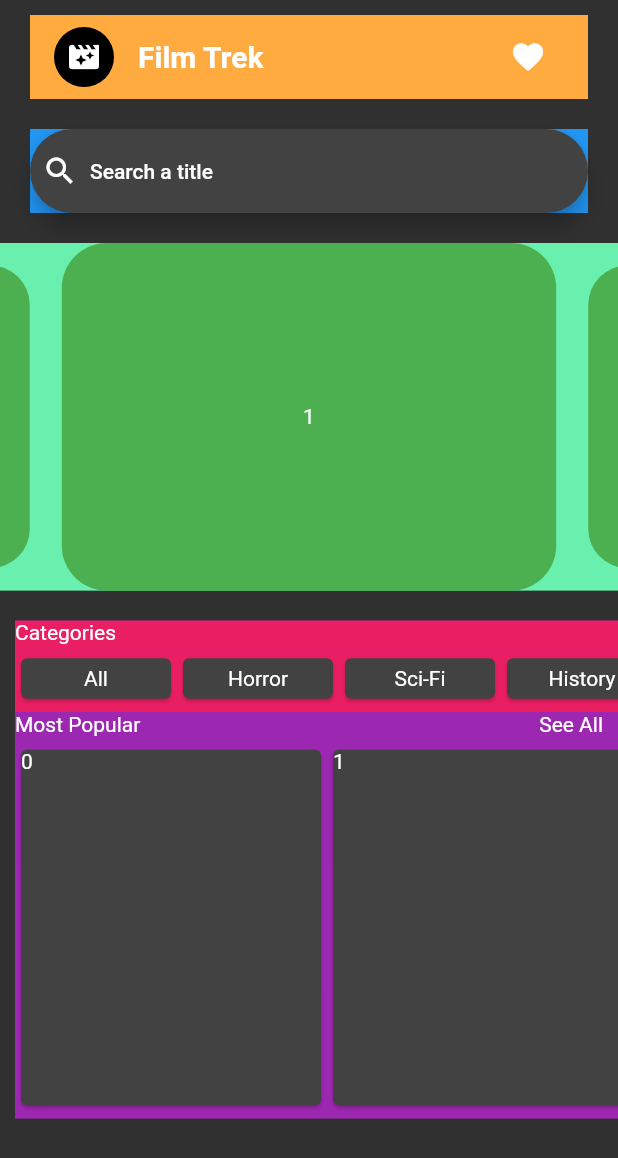
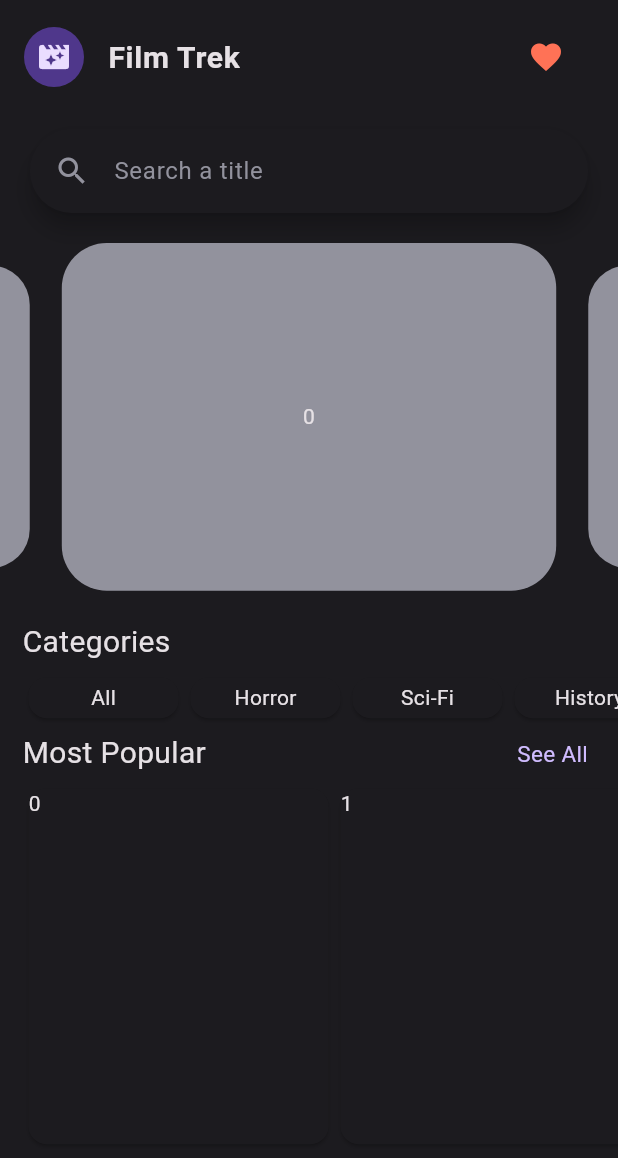
Before and after one commit to scancetin/film_trek, a Flutter app: the screen it shows after launch, on a phone screen of 412 x 824 dp. Shown: the top 1158 px of the screen. Run offline on Flutter 3.47's test engine with Material 2 defaults, Android fonts, the phone set to English and light mode, and no system bars; drawn by our look-alikes of carousel_slider.

Commit message:
constants and themes added to project

```diff
--- /dev/null
+++ b/lib/constants.dart
@@ -0,0 +1,14 @@
+import 'dart:ui';
+
+class AppColors {
+  // static const Color backgroundColor = Color(0xFF1F1D2B);
+  // static const Color textColor = Color(0xFFFFFFFF);
+
+  // static const Color searchBarColor = Color(0xFF252836);
+  static const Color clickableTextColor = Color(0xFF12CDD9);
+
+  static const Color hintColor = Color(0xFF92929D);
+
+  static const Color starColor = Color(0xFFFF9700);
+  static const Color favoriteColor = Color(0xFFFF7256);
+}
--- a/lib/main.dart
+++ b/lib/main.dart
@@ -2,6 +2,8 @@
 
 import 'package:film_trek/views/home/home.dart';
 import 'package:flutter/material.dart';
+
+import 'themes.dart';
 
 void main() => runApp(const MyApp());
 
@@ -12,7 +14,7 @@ class MyApp extends StatelessWidget {
   Widget build(BuildContext context) {
     return MaterialApp(
       debugShowCheckedModeBanner: false,
-      theme: ThemeData.dark(),
+      theme: ThemeData(useMaterial3: true, colorScheme: darkColorScheme),
       title: 'Material App',
       home: Home(),
     );
--- /dev/null
+++ b/lib/themes.dart
@@ -0,0 +1,35 @@
+import 'package:flutter/material.dart';
+
+const darkColorScheme = ColorScheme(
+  brightness: Brightness.dark,
+  primary: Color(0xFFD0BCFF),
+  onPrimary: Color(0xFF381E72),
+  primaryContainer: Color(0xFF4F378B),
+  onPrimaryContainer: Color(0xFFEADDFF),
+  secondary: Color(0xFFCCC2DC),
+  onSecondary: Color(0xFF332D41),
+  secondaryContainer: Color(0xFF4A4458),
+  onSecondaryContainer: Color(0xFFE8DEF8),
+  tertiary: Color(0xFFEFB8C8),
+  onTertiary: Color(0xFF492532),
+  tertiaryContainer: Color(0xFF633B48),
+  onTertiaryContainer: Color(0xFFFFD8E4),
+  error: Color(0xFFF2B8B5),
+  onError: Color(0xFF601410),
+  errorContainer: Color(0xFF8C1D18),
+  onErrorContainer: Color(0xFFF9DEDC),
+  outline: Color(0xFF938F99),
+  background: Color(0xFF1C1B1F),
+  onBackground: Color(0xFFE6E1E5),
+  surface: Color(0xFF1C1B1F),
+  onSurface: Color(0xFFE6E1E5),
+  surfaceVariant: Color(0xFF49454F),
+  onSurfaceVariant: Color(0xFFCAC4D0),
+  inverseSurface: Color(0xFFE6E1E5),
+  onInverseSurface: Color(0xFF313033),
+  inversePrimary: Color(0xFF6750A4),
+  shadow: Color(0xFF000000),
+  surfaceTint: Color(0xFFD0BCFF),
+  outlineVariant: Color(0xFF49454F),
+  scrim: Color(0xFF000000),
+);
--- a/lib/views/home/custom_carousel.dart
+++ b/lib/views/home/custom_carousel.dart
@@ -1,6 +1,7 @@
 // ignore_for_file: avoid_unnecessary_containers, prefer_const_constructors
 
 import 'package:carousel_slider/carousel_slider.dart';
+import 'package:film_trek/constants.dart';
 import 'package:flutter/material.dart';
 
 class CustomCarousel extends StatelessWidget {
@@ -10,20 +11,18 @@ class CustomCarousel extends StatelessWidget {
   Widget build(BuildContext context) {
     return Padding(
       padding: const EdgeInsets.symmetric(vertical: 10),
-      child: Container(
-        color: Colors.greenAccent,
       child: CarouselSlider.builder(
-            options: CarouselOptions(initialPage: 1, enlargeCenterPage: true),
+          options: CarouselOptions(enlargeCenterPage: true),
           itemCount: 3,
           itemBuilder: (context, index, realIndex) {
             return Container(
               decoration: BoxDecoration(
                 borderRadius: BorderRadius.circular(30),
-                    color: Colors.green),
+                color: AppColors.hintColor,
+              ),
               child: Center(child: Text(index.toString())),
             );
           }),
-      ),
     );
   }
 }
--- a/lib/views/home/custom_search_bar.dart
+++ b/lib/views/home/custom_search_bar.dart
@@ -1,5 +1,6 @@
 // ignore_for_file: prefer_const_constructors
 
+import 'package:film_trek/constants.dart';
 import 'package:flutter/material.dart';
 
 class CustomSearchBar extends StatelessWidget {
@@ -9,12 +10,16 @@ class CustomSearchBar extends StatelessWidget {
   Widget build(BuildContext context) {
     return Padding(
       padding: EdgeInsets.symmetric(horizontal: 20, vertical: 10),
-      child: Container(
-        color: Colors.blue,
-        child: SearchBar(
-          leading: Icon(Icons.search),
-          hintText: "Search a title",
+      child: SearchBar(
+        padding: MaterialStateProperty.all<EdgeInsetsGeometry>(
+            EdgeInsets.only(left: 16)),
+        leading: Icon(
+          Icons.search,
+          color: AppColors.hintColor,
         ),
+        hintText: "Search a title",
+        hintStyle: MaterialStateProperty.all<TextStyle>(
+            TextStyle(color: AppColors.hintColor)),
       ),
     );
   }
--- a/lib/views/home/home.dart
+++ b/lib/views/home/home.dart
@@ -1,10 +1,10 @@
 // ignore_for_file: prefer_const_constructors, prefer_const_literals_to_create_immutables
 
+import 'package:film_trek/constants.dart';
 import 'package:film_trek/views/home/custom_carousel.dart';
 import 'package:film_trek/views/home/custom_search_bar.dart';
 import 'package:film_trek/views/home/home_app_bar.dart';
 import 'package:film_trek/views/home/movies_section.dart';
-import 'package:flutter/gestures.dart';
 import 'package:flutter/material.dart';
 
 class Home extends StatelessWidget {
@@ -16,20 +16,12 @@ class Home extends StatelessWidget {
       body: SafeArea(
         bottom: false,
         child: SingleChildScrollView(
-          dragStartBehavior: DragStartBehavior.down,
           child: Column(
-            mainAxisAlignment: MainAxisAlignment.start,
             children: [
-              //1
               HomeAppBar(),
-              //1
               CustomSearchBar(),
-              //4
               CustomCarousel(),
-              //2
               MoviesSection(),
-              //7
-              // Expanded(flex: 5, child: Container(color: Colors.purpleAccent)),
             ],
           ),
         ),
--- a/lib/views/home/home_app_bar.dart
+++ b/lib/views/home/home_app_bar.dart
@@ -1,25 +1,27 @@
 // ignore_for_file: prefer_const_constructors
 
+import 'package:film_trek/constants.dart';
 import 'package:flutter/material.dart';
 
 class HomeAppBar extends StatelessWidget {
-  const HomeAppBar({
-    super.key,
-  });
+  const HomeAppBar({super.key});
 
   @override
   Widget build(BuildContext context) {
     return Padding(
-      padding: EdgeInsets.symmetric(horizontal: 20, vertical: 10),
-      child: Container(
-        color: Colors.orangeAccent,
-        child: ListTile(
-          leading: CircleAvatar(child: Icon(Icons.movie_filter)),
-          title: Text(
-            "Film Trek",
-            style: TextStyle(fontWeight: FontWeight.bold, fontSize: 20),
+      padding: EdgeInsets.symmetric(vertical: 10),
+      child: ListTile(
+        leading: CircleAvatar(child: Icon(Icons.movie_filter)),
+        title: Text(
+          "Film Trek",
+          style: TextStyle(fontWeight: FontWeight.bold, fontSize: 20),
+        ),
+        trailing: IconButton(
+          onPressed: () {},
+          icon: Icon(
+            Icons.favorite,
+            color: AppColors.favoriteColor,
           ),
-          trailing: IconButton(onPressed: () {}, icon: Icon(Icons.favorite)),
         ),
       ),
     );
--- a/lib/views/home/movies_section.dart
+++ b/lib/views/home/movies_section.dart
@@ -1,5 +1,7 @@
-// ignore_for_file: prefer_const_constructors, avoid_unnecessary_containers, sized_box_for_whitespace
+// ignore_for_file: prefer_const_constructors, avoid_unnecessary_containers, sized_box_for_whitespace, prefer_const_literals_to_create_immutables
 
+import 'package:film_trek/constants.dart';
+import 'package:film_trek/themes.dart';
 import 'package:flutter/material.dart';
 
 class MoviesSection extends StatelessWidget {
@@ -21,42 +23,55 @@ class MoviesSection extends StatelessWidget {
     ];
 
     return Padding(
-      padding: const EdgeInsets.only(left: 10, top: 10),
-      child: Container(
-        color: Colors.purple,
+      padding: const EdgeInsets.only(left: 15, top: 10),
       child: Column(
         mainAxisAlignment: MainAxisAlignment.start,
         children: [
           Container(
               padding: EdgeInsets.only(bottom: 5),
               alignment: Alignment.centerLeft,
-                color: Colors.pink,
-                child: Text("Categories")),
+              child: Text(
+                "Categories",
+                style: TextStyle(fontSize: 20),
+              )),
           Container(
             padding: EdgeInsets.only(bottom: 5),
             height: 40,
-              color: Colors.pink,
             child: ListView.builder(
               scrollDirection: Axis.horizontal,
-                itemCount: 10,
+              itemCount: mockCategories.length,
               itemBuilder: (context, index) {
-                  return Card(
+                return GestureDetector(
+                  onTap: () {},
+                  child: Card(
+                    // color: darkColorScheme.inversePrimary,
                     child: Container(
                       width: 100,
                       alignment: Alignment.center,
                       child: Text(mockCategories[index]),
+                    ),
                   ),
                 );
               },
             ),
           ),
           Padding(
-              padding: const EdgeInsets.only(bottom: 5, right: 10),
+            padding: const EdgeInsets.only(bottom: 5, right: 20),
             child: Row(
               mainAxisAlignment: MainAxisAlignment.spaceBetween,
               children: [
-                  Container(color: Colors.purple, child: Text("Most Popular")),
-                  Container(color: Colors.purple, child: Text("See All")),
+                Text(
+                  "Most Popular",
+                  style: TextStyle(fontSize: 20),
+                ),
+                GestureDetector(
+                  onTap: () {},
+                  child: Text(
+                    "See All",
+                    style:
+                        TextStyle(color: darkColorScheme.primary, fontSize: 15),
+                  ),
+                ),
               ],
             ),
           ),
@@ -67,10 +82,13 @@ class MoviesSection extends StatelessWidget {
               scrollDirection: Axis.horizontal,
               itemCount: 5,
               itemBuilder: (context, index) {
-                  return Card(
+                return GestureDetector(
+                  onTap: () {},
+                  child: Card(
                     child: Container(
                       width: 200,
                       child: Text(index.toString()),
+                    ),
                   ),
                 );
               },
@@ -78,7 +96,6 @@ class MoviesSection extends StatelessWidget {
           ),
         ],
       ),
-      ),
     );
   }
 }
```
Lines whose indentation alone changed are shown as unchanged.
